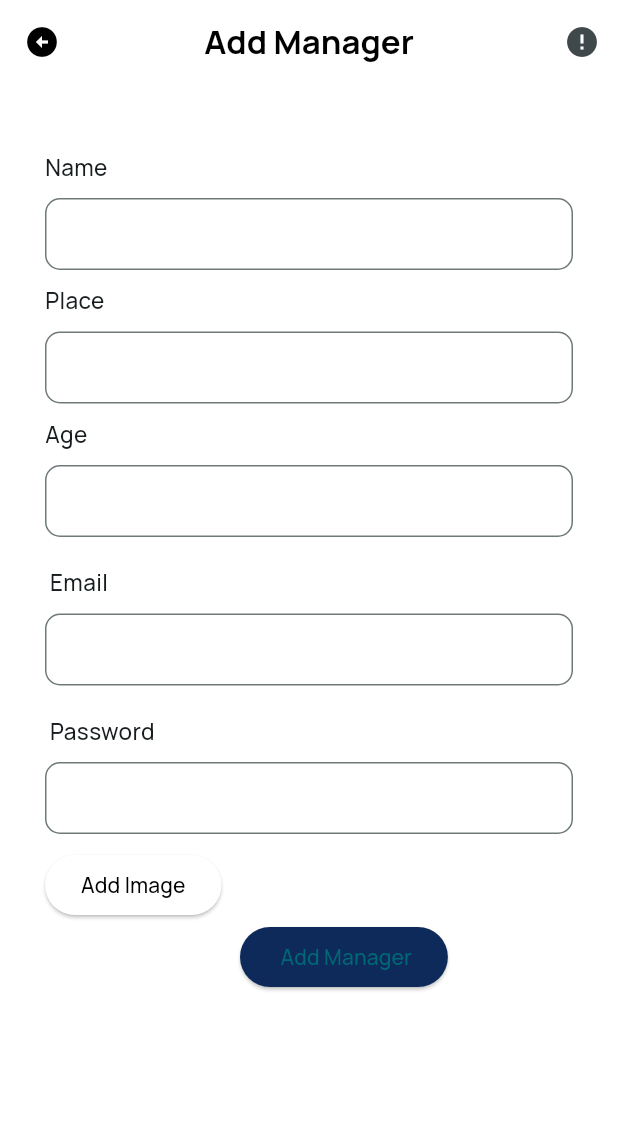
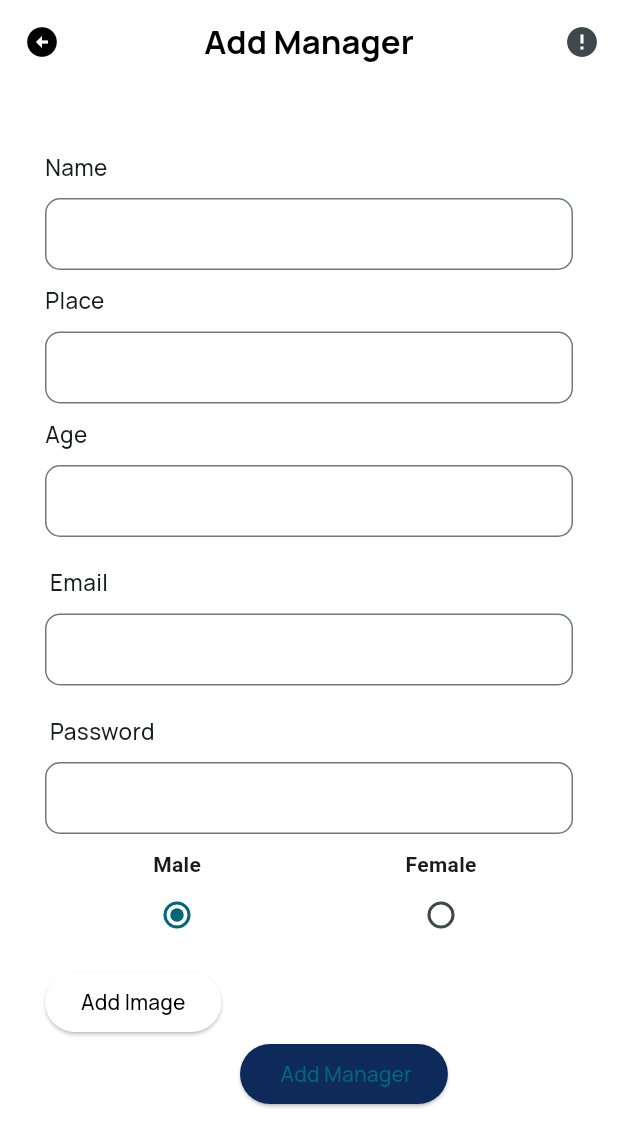
Before and after one commit to Rahulrajagopalan/secure-care, a Flutter app: the ScreenAddManager screen opened directly, on a phone screen of 412 x 824 dp. Shown: the top 1147 px of the screen. Run offline on Flutter 3.47's test engine with Material 3 defaults, Android fonts, the phone set to English and light mode, and no system bars; our stand-ins replace cherry_toast, cloud_firestore, firebase_auth, firebase_core, firebase_database, firebase_storage and 6 more; missing offline and left inert: email_otp, flutter_email_sender; accounts and stored records are empty.

Commit message:
agency and manager modified

```diff
--- a/lib/model/managermodel.dart
+++ b/lib/model/managermodel.dart
@@ -7,6 +7,7 @@ class ManagerModel {
   // String? managerid;
   String? manageremail;
   String? managerimage;
+  String? managergender;
   String? id;
 
   String? managerpassword;
@@ -17,6 +18,7 @@ class ManagerModel {
       required this.managerage,
       required this.manageremail,
       required this.managerpassword,
+      required this.managergender,
       required this.managerimage,
       this.id});
 
@@ -31,6 +33,7 @@ class ManagerModel {
         "managerage": managerage,
         "manageremail": manageremail,
         "managerpassword": managerpassword,
+        "managergender": managergender,
         "managerimage": managerimage,
       };
   factory ManagerModel.fromJson(Map<String, dynamic> json) {
@@ -41,6 +44,7 @@ class ManagerModel {
       managerage: json["managerage"],
       manageremail: json["manageremail"],
       managerpassword: json["managerpassword"],
+      managergender: json["managergender"],
       managerimage: json["managerimage"],
     );
   }
--- a/lib/view/agent/screen_aboutusagent.dart
+++ b/lib/view/agent/screen_aboutusagent.dart
@@ -39,7 +39,7 @@ class ScreenAgentAboutUs extends StatelessWidget {
             padding: const EdgeInsets.all(8.0),
             child: Container(
               width: 500,
-              height: 760,
+              height: 600,
               decoration: BoxDecoration(
                   boxShadow: [BoxShadow(blurRadius: 1)],
                   color: Colors.white,
--- a/lib/view/agent/screen_add_manager.dart
+++ b/lib/view/agent/screen_add_manager.dart
@@ -8,15 +8,32 @@ import 'package:secure_kare/view/agent/screen_homeagent.dart';
 import 'package:secure_kare/viewmodel/agent_controller.dart';
 import 'package:secure_kare/viewmodel/function_provider.dart';
 
-class ScreenAddManager extends StatelessWidget {
+class ScreenAddManager extends StatefulWidget {
+
+  ScreenAddManager({super.key});
+
+  @override
+  State<ScreenAddManager> createState() => _ScreenAddManagerState();
+}
+enum Gender { male, female}
+String? gender;
+
+class _ScreenAddManagerState extends State<ScreenAddManager> {
+  Gender? genderSelect = Gender.male;
   final agentmanagername = TextEditingController();
+
   final agentmanagerplace = TextEditingController();
+
   final agentmanagerage = TextEditingController();
+
   final agentmanageremail = TextEditingController();
+
   final agentmanagerpassword = TextEditingController();
+
   final _formKey = GlobalKey<FormState>();
-  ScreenAddManager({super.key});
+
   String? imageUrl;
+
   @override
   Widget build(BuildContext context) {
     return Scaffold(
@@ -196,6 +213,51 @@ class ScreenAddManager extends StatelessWidget {
                 const SizedBox(
                   height: 10,
                 ),
+                Row(
+                  mainAxisAlignment: MainAxisAlignment.spaceAround,
+                  children: [
+                    Column(
+                              children: [
+                                const Text(
+                                  "Male",
+                                  style: TextStyle(fontWeight: FontWeight.bold),
+                                ),
+                                Radio<Gender>(
+                                  value: Gender.male,
+                                  groupValue: genderSelect,
+                                  onChanged: (Gender? value) {
+                                    setState(() {
+                                      genderSelect = value;
+                                      gender= "male";
+                                    });
+                                  },
+                                ),
+                              ],
+                            ),
+                    Column(
+                              children: [
+                                const Text(
+                                  "Female",
+                                  style: TextStyle(fontWeight: FontWeight.bold),
+                                ),
+                                Radio<Gender>(
+                                  value: Gender.female,
+                                  groupValue: genderSelect,
+                                  onChanged: (Gender? value) {
+                                    setState(() {
+                                      genderSelect = value;
+                                      gender= "female";
+                                    });
+                                  },
+                                ),
+                              ],
+                            ),
+
+                  ],
+                ),
+                const SizedBox(
+                  height: 10,
+                ),
                 Consumer<FunProvider>(builder: (context, funProvider, chuld) {
                   return ElevatedButton(
                       style: ElevatedButton.styleFrom(
@@ -244,6 +306,7 @@ class ScreenAddManager extends StatelessWidget {
                                         managerplace: agentmanagerplace.text,
                                         managerage: agentmanagerage.text,
                                         manageremail: agentmanageremail.text,
+                                        managergender: gender,
                                         managerpassword:
                                             agentmanagerpassword.text,
                                         managerimage: imageUrl),)
--- a/lib/view/police/screen_changepassword.dart
+++ b/lib/view/police/screen_changepassword.dart
@@ -27,6 +27,7 @@ class ScreenPoliceChangePassword extends StatelessWidget {
       ),
       body: Padding(
         padding: const EdgeInsets.all(10),
+        child: SingleChildScrollView(
           child: Column(
             children: [
               SizedBox(
@@ -111,6 +112,7 @@ class ScreenPoliceChangePassword extends StatelessWidget {
             ],
           ),
         ),
+      ),
     );
   }
 }
--- a/lib/view/police/screen_managers.dart
+++ b/lib/view/police/screen_managers.dart
@@ -54,6 +54,9 @@ class ScreenManagers extends StatelessWidget {
         stream: policeprovider.getManeger().asStream(),
         builder: (context, snapshot) {
           final data = policeprovider.maneger;
+          if(snapshot.connectionState== ConnectionState.waiting){
+            return Center(child: CircularProgressIndicator());
+          }
           return ListView.separated(
             itemCount: data.length,
             itemBuilder: (context, index) {
--- a/lib/view/police/screen_updateprofile.dart
+++ b/lib/view/police/screen_updateprofile.dart
@@ -56,7 +56,7 @@ class ScreenUpdateProfile extends StatelessWidget {
             ),
             child: Container(
               width: 400,
-              height: 600,
+              height: MediaQuery.of(context).size.height*.6,
               decoration: BoxDecoration(
                   color: Color.fromARGB(255, 246, 244, 244),
                   borderRadius: BorderRadius.circular(10),
--- a/lib/view/police/screen_workers.dart
+++ b/lib/view/police/screen_workers.dart
@@ -50,6 +50,9 @@ class ScreenWorkers extends StatelessWidget {
       body: StreamBuilder(
         stream: workprovider.acceptedworkers().asStream(),
         builder: (context, snapshot) {
+          if(snapshot.connectionState== ConnectionState.waiting){
+            return Center(child: CircularProgressIndicator());
+          }
           final data = workprovider.worker;
           return data.isEmpty
               ? Center(
--- a/lib/viewmodel/function_provider.dart
+++ b/lib/viewmodel/function_provider.dart
@@ -770,7 +770,7 @@ class FunProvider extends ChangeNotifier {
 
   Stream<List<ProjectDetailsModel>> getInstitutionsStream() {
     return FirebaseFirestore.instance
-        .collection('PROJECT')
+        .collection('PROJECT').where("manager")
         .snapshots()
         .map((snapshot) {
       return snapshot.docs.map((doc) {
--- a/lib/viewmodel/ui_work_provider.dart
+++ b/lib/viewmodel/ui_work_provider.dart
@@ -288,8 +288,9 @@ class WorkProvider extends ChangeNotifier {
 
   int intexnumber = 0;
   managerdrawer(context) {
+    double high = MediaQuery.of(context).size.height;
     return Padding(
-      padding: const EdgeInsets.only(bottom: 400, top: 50, right: 150),
+      padding: EdgeInsets.only(bottom: high/2.5, top: 50, right: 150),
       child: Drawer(
         backgroundColor: Colors.black,
         shape: const RoundedRectangleBorder(
```
Also changed, not shown: lib/view/agent/screen_availablemanagers.dart (+8 -3 lines), lib/view/agent/screen_ongoingprojectagent.dart (+10 -4 lines), lib/view/police/screen_aboutus.dart (+3 -4 lines), lib/view/police/screen_settings.dart (+6 -5 lines). Lines whose indentation alone changed are shown as unchanged.
